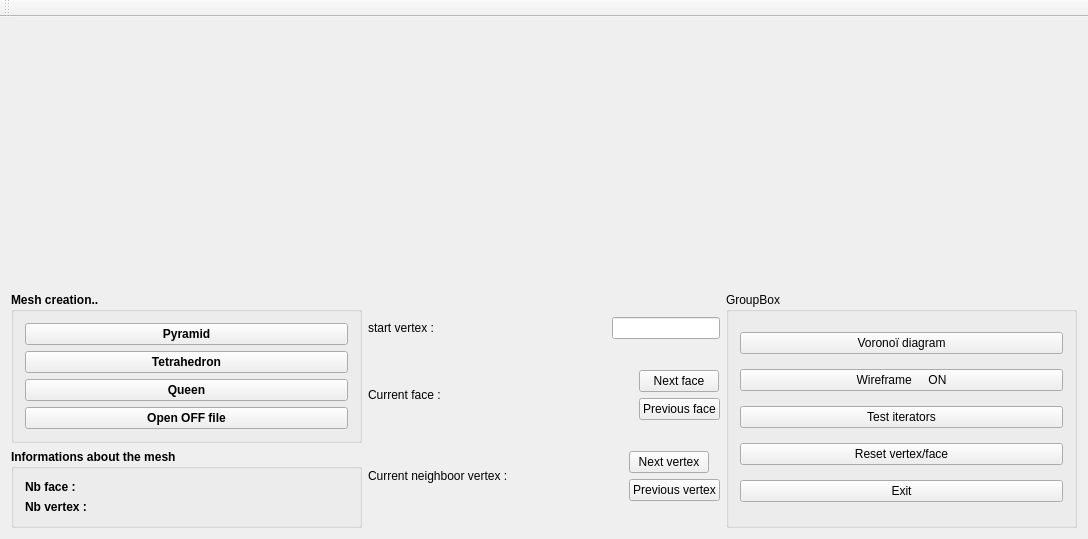
Above: mainwindow.ui from Paulfx/mesh_modelisation_m2 before the change. Below: the same form after it.
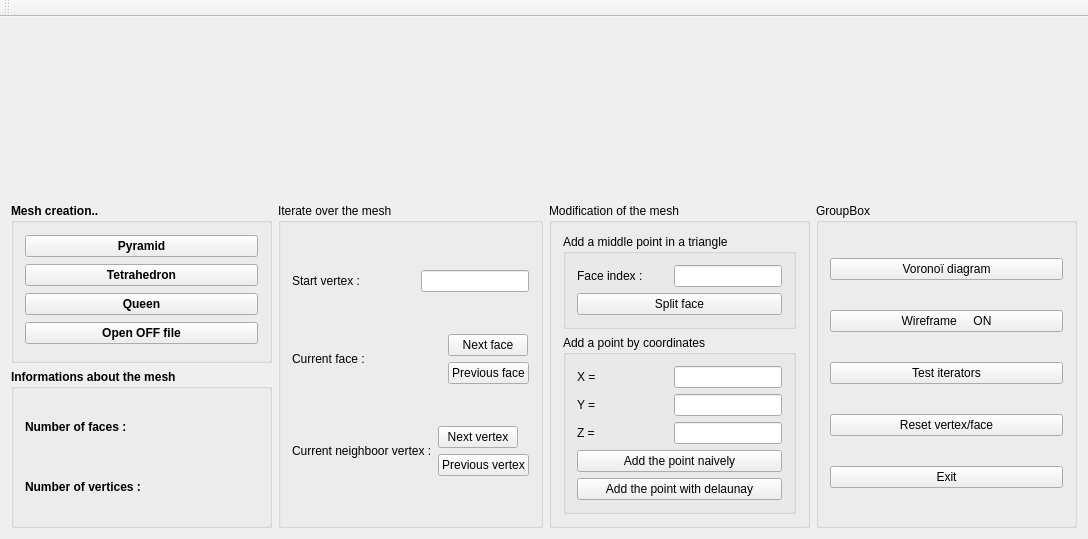
That is the form after the change. Custom widgets are drawn as their Qt base class.

Commit message: Change interface for modification of the mesh

Patch:
```diff
--- a/mainwindow.ui
+++ b/mainwindow.ui
@@ -106,7 +106,7 @@
            <item>
             <widget class="QLabel" name="labelFaceNb">
              <property name="text">
-              <string>Nb face : </string>
+              <string>Number of faces : </string>
              </property>
             </widget>
            </item>
@@ -119,7 +119,7 @@
               </sizepolicy>
              </property>
              <property name="text">
-              <string>Nb vertex : </string>
+              <string>Number of vertices : </string>
              </property>
             </widget>
            </item>
@@ -129,10 +129,16 @@
        </layout>
       </item>
       <item>
-       <layout class="QVBoxLayout" name="verticalLayoutIterators">
-        <property name="sizeConstraint">
-         <enum>QLayout::SetMinimumSize</enum>
-        </property>
+       <layout class="QVBoxLayout" name="verticalLayout_7">
+        <item>
+         <widget class="QGroupBox" name="groupBox_4">
+          <property name="title">
+           <string>Iterate over the mesh</string>
+          </property>
+          <property name="checkable">
+           <bool>false</bool>
+          </property>
+          <layout class="QVBoxLayout" name="verticalLayout_8">
         <item>
          <layout class="QHBoxLayout" name="horizontalLayout_6">
           <item>
@@ -144,7 +150,7 @@
              </font>
             </property>
             <property name="text">
-             <string>start vertex :</string>
+                <string>Start vertex :</string>
             </property>
            </widget>
           </item>
@@ -241,6 +247,157 @@
            </layout>
           </item>
          </layout>
+           </item>
+          </layout>
+         </widget>
+        </item>
+       </layout>
+      </item>
+      <item>
+       <layout class="QVBoxLayout" name="verticalLayout_9">
+        <item>
+         <widget class="QGroupBox" name="groupBox_5">
+          <property name="title">
+           <string>Modification of the mesh</string>
+          </property>
+          <layout class="QVBoxLayout" name="verticalLayout_10">
+           <item>
+            <layout class="QHBoxLayout" name="horizontalLayout_4">
+             <item>
+              <widget class="QGroupBox" name="groupBox_6">
+               <property name="title">
+                <string>Add a middle point in a triangle</string>
+               </property>
+               <layout class="QVBoxLayout" name="verticalLayout_11">
+                <item>
+                 <layout class="QHBoxLayout" name="horizontalLayout_9">
+                  <item>
+                   <widget class="QLabel" name="label_2">
+                    <property name="text">
+                     <string>Face index :</string>
+                    </property>
+                   </widget>
+                  </item>
+                  <item>
+                   <widget class="QLineEdit" name="lineEditFaceIndexSplit">
+                    <property name="sizePolicy">
+                     <sizepolicy hsizetype="Minimum" vsizetype="Fixed">
+                      <horstretch>0</horstretch>
+                      <verstretch>0</verstretch>
+                     </sizepolicy>
+                    </property>
+                   </widget>
+                  </item>
+                 </layout>
+                </item>
+                <item>
+                 <widget class="QPushButton" name="pbSplitFaceMiddle">
+                  <property name="text">
+                   <string>Split face</string>
+                  </property>
+                 </widget>
+                </item>
+               </layout>
+              </widget>
+             </item>
+            </layout>
+           </item>
+           <item>
+            <layout class="QHBoxLayout" name="horizontalLayout_3">
+             <item>
+              <widget class="QGroupBox" name="groupBox_7">
+               <property name="title">
+                <string>Add a point by coordinates</string>
+               </property>
+               <layout class="QVBoxLayout" name="verticalLayout_12">
+                <item>
+                 <layout class="QHBoxLayout" name="horizontalLayout_2">
+                  <item>
+                   <layout class="QHBoxLayout" name="horizontalLayout_10">
+                    <item>
+                     <layout class="QVBoxLayout" name="verticalLayout_13">
+                      <item>
+                       <widget class="QLabel" name="label_3">
+                        <property name="text">
+                         <string>X =</string>
+                        </property>
+                       </widget>
+                      </item>
+                      <item>
+                       <widget class="QLabel" name="label_4">
+                        <property name="text">
+                         <string>Y =</string>
+                        </property>
+                       </widget>
+                      </item>
+                      <item>
+                       <widget class="QLabel" name="label_5">
+                        <property name="text">
+                         <string>Z =</string>
+                        </property>
+                       </widget>
+                      </item>
+                     </layout>
+                    </item>
+                    <item>
+                     <layout class="QVBoxLayout" name="verticalLayout_14">
+                      <item>
+                       <widget class="QLineEdit" name="lineEditX">
+                        <property name="sizePolicy">
+                         <sizepolicy hsizetype="Fixed" vsizetype="Fixed">
+                          <horstretch>0</horstretch>
+                          <verstretch>0</verstretch>
+                         </sizepolicy>
+                        </property>
+                       </widget>
+                      </item>
+                      <item>
+                       <widget class="QLineEdit" name="lineEditY">
+                        <property name="sizePolicy">
+                         <sizepolicy hsizetype="Fixed" vsizetype="Fixed">
+                          <horstretch>0</horstretch>
+                          <verstretch>0</verstretch>
+                         </sizepolicy>
+                        </property>
+                       </widget>
+                      </item>
+                      <item>
+                       <widget class="QLineEdit" name="lineEditZ">
+                        <property name="sizePolicy">
+                         <sizepolicy hsizetype="Fixed" vsizetype="Fixed">
+                          <horstretch>0</horstretch>
+                          <verstretch>0</verstretch>
+                         </sizepolicy>
+                        </property>
+                       </widget>
+                      </item>
+                     </layout>
+                    </item>
+                   </layout>
+                  </item>
+                 </layout>
+                </item>
+                <item>
+                 <widget class="QPushButton" name="pbAddPoint">
+                  <property name="text">
+                   <string>Add the point naively</string>
+                  </property>
+                 </widget>
+                </item>
+                <item>
+                 <widget class="QPushButton" name="pbDelaunayAdd">
+                  <property name="text">
+                   <string>Add the point with delaunay</string>
+                  </property>
+                 </widget>
+                </item>
+               </layout>
+              </widget>
+             </item>
+            </layout>
+           </item>
+          </layout>
+         </widget>
         </item>
        </layout>
       </item>
```
Left out of the diff: 1 changed line with no effect on the pictures. Lines whose indentation alone changed are shown as unchanged. The commit also changes 5 other files.
